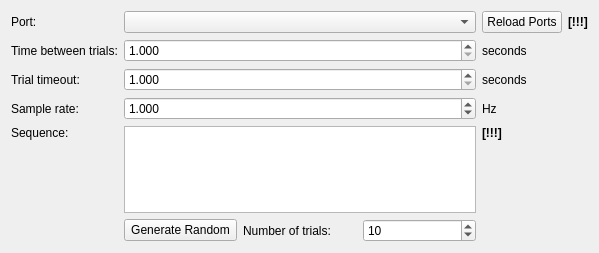
Old version of the form ObjectTrackMatrix/ExperimentSetup.ui in the repository parallax-xallaraq/ObjectTrackMatrix.
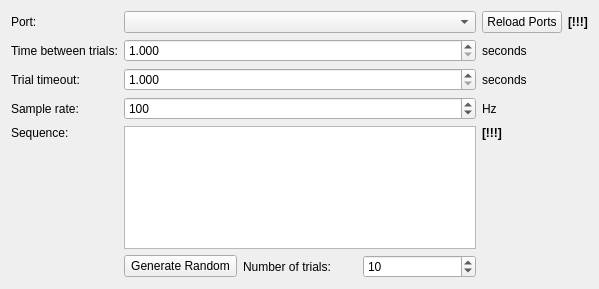
New version of the form.

Commit message: fixed command param stuff, remove read from setup

What changed in the file:
```diff
--- a/ObjectTrackMatrix/ExperimentSetup.ui
+++ b/ObjectTrackMatrix/ExperimentSetup.ui
@@ -7,7 +7,7 @@
     <x>0</x>
     <y>0</y>
     <width>599</width>
-    <height>253</height>
+    <height>289</height>
    </rect>
   </property>
   <property name="windowTitle">
@@ -135,19 +135,6 @@
      </property>
     </widget>
    </item>
-   <item row="8" column="1">
-    <widget class="QDoubleSpinBox" name="doubleSpinBox_sampleRate">
-     <property name="decimals">
-      <number>3</number>
-     </property>
-     <property name="maximum">
-      <double>1000.000000000000000</double>
-     </property>
-     <property name="value">
-      <double>1.000000000000000</double>
-     </property>
-    </widget>
-   </item>
    <item row="7" column="0">
     <widget class="QLabel" name="label_timeout">
      <property name="text">
@@ -172,6 +159,19 @@
      </property>
     </widget>
    </item>
+   <item row="8" column="1">
+    <widget class="QSpinBox" name="spinBox_sampleRate">
+     <property name="minimum">
+      <number>1</number>
+     </property>
+     <property name="maximum">
+      <number>1000</number>
+     </property>
+     <property name="value">
+      <number>100</number>
+     </property>
+    </widget>
+   </item>
   </layout>
  </widget>
  <tabstops>
```
The commit also changes 2 other files.
